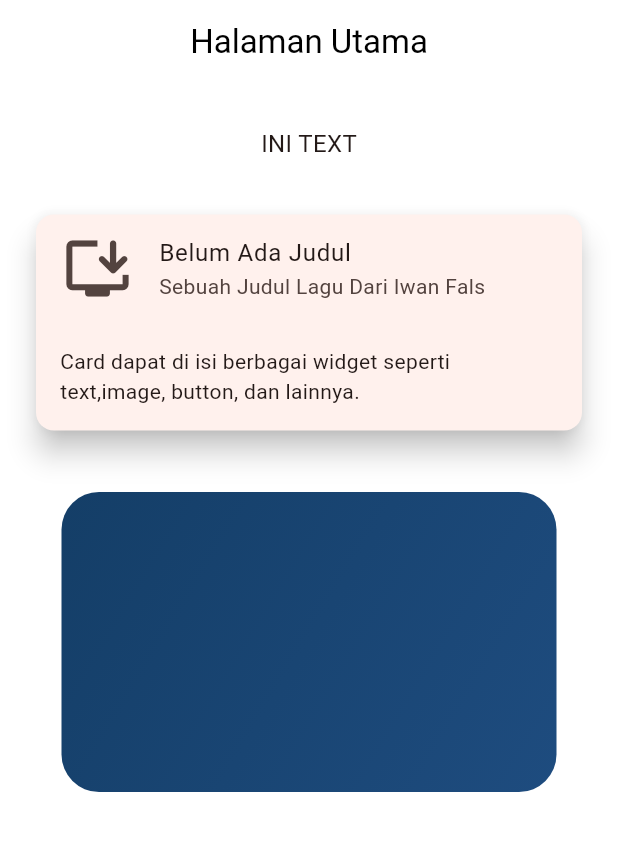
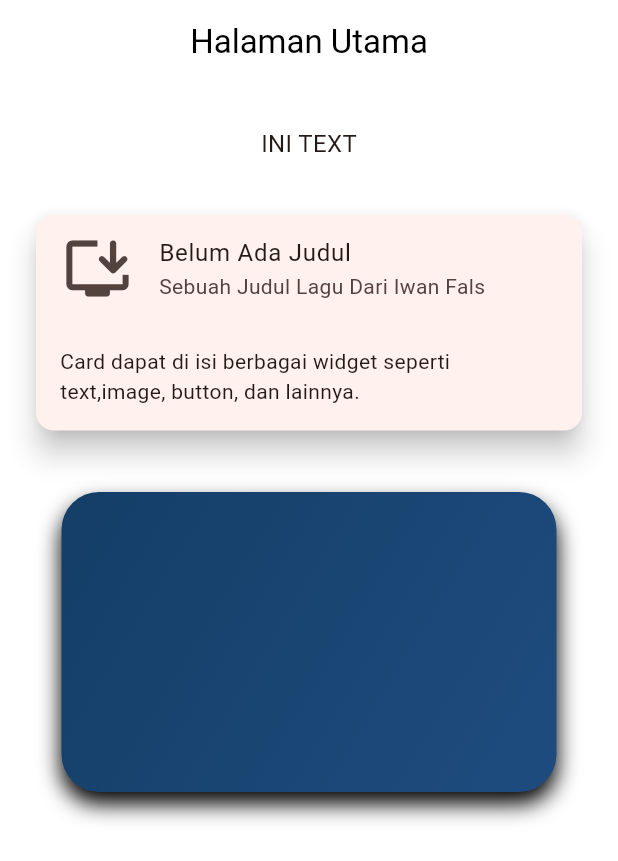
Before and after one commit to ChaerulUmamMaulana/tugas_week_8, a Flutter app: the screen it shows after launch, on a phone screen of 412 x 824 dp. Shown: the top 861 px of the screen. Run offline on Flutter 3.47's test engine with Material 3 defaults, Android fonts, the phone set to English and light mode, and no system bars.

Commit message:
membuat box shadow untuk membuat bayangan pada card

```diff
--- a/lib/pages/page_card_01.dart
+++ b/lib/pages/page_card_01.dart
@@ -64,9 +64,19 @@ class PageCard01 extends StatelessWidget {
                       begin: Alignment.topLeft,
                       end: Alignment.bottomRight,
                     ),
+                      boxShadow: [
+                      BoxShadow(
+                        color: Colors.black,
+                        blurRadius: 12,
+                        offset: Offset(0, 8),
+                      ),
+                    ],
+                  ),
+
                   ),
                 ),
-                ),
+
+
               ],
               ),
             ),
```
